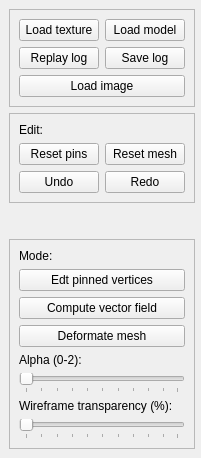
Before: the Qt Designer form GUI/SidePanel.ui in maximlevitsky/animations-editor-bdmorph, drawn with Qt 5.
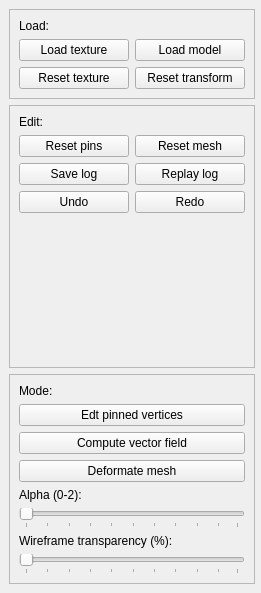
After: the same form once the commit is applied.

```diff
--- a/GUI/SidePanel.ui
+++ b/GUI/SidePanel.ui
@@ -2,6 +2,14 @@
 <ui version="4.0">
  <class>sidePanel</class>
  <widget class="QDockWidget" name="sidePanel">
+  <property name="geometry">
+   <rect>
+    <x>0</x>
+    <y>0</y>
+    <width>261</width>
+    <height>593</height>
+   </rect>
+  </property>
   <property name="features">
    <set>QDockWidget::DockWidgetClosable|QDockWidget::DockWidgetMovable</set>
   </property>
@@ -47,6 +55,13 @@
        <enum>QFrame::Raised</enum>
       </property>
       <layout class="QVBoxLayout" name="verticalLayout_2">
+       <item>
+        <widget class="QLabel" name="label">
+         <property name="text">
+          <string>Load:</string>
+         </property>
+        </widget>
+       </item>
        <item>
         <layout class="QHBoxLayout" name="horizontalLayout">
          <item>
@@ -66,30 +81,23 @@
         </layout>
        </item>
        <item>
-        <layout class="QHBoxLayout" name="horizontalLayout_6">
+        <layout class="QHBoxLayout" name="horizontalLayout_4">
          <item>
-          <widget class="QPushButton" name="pushButton_12">
+          <widget class="QPushButton" name="btnResetTexture">
            <property name="text">
-            <string>Replay log</string>
+            <string>Reset texture</string>
            </property>
           </widget>
          </item>
          <item>
-          <widget class="QPushButton" name="pushButton_13">
+          <widget class="QPushButton" name="btnResetTransform">
            <property name="text">
-            <string>Save log</string>
+            <string>Reset transform</string>
            </property>
           </widget>
          </item>
         </layout>
        </item>
-       <item>
-        <widget class="QPushButton" name="pushButton_8">
-         <property name="text">
-          <string>Load image</string>
-         </property>
-        </widget>
-       </item>
       </layout>
      </widget>
     </item>
@@ -127,6 +135,24 @@
          </item>
         </layout>
        </item>
+       <item>
+        <layout class="QHBoxLayout" name="horizontalLayout_6">
+         <item>
+          <widget class="QPushButton" name="btnSaveLog">
+           <property name="text">
+            <string>Save log</string>
+           </property>
+          </widget>
+         </item>
+         <item>
+          <widget class="QPushButton" name="btnReplayLog">
+           <property name="text">
+            <string>Replay log</string>
+           </property>
+          </widget>
+         </item>
+        </layout>
+       </item>
        <item>
         <layout class="QHBoxLayout" name="horizontalLayout_3">
          <item>
@@ -145,22 +171,22 @@
          </item>
         </layout>
        </item>
+       <item>
+        <spacer name="verticalSpacer">
+         <property name="orientation">
+          <enum>Qt::Vertical</enum>
+         </property>
+         <property name="sizeHint" stdset="0">
+          <size>
+           <width>20</width>
+           <height>30</height>
+          </size>
+         </property>
+        </spacer>
+       </item>
       </layout>
      </widget>
     </item>
-    <item>
-     <spacer name="verticalSpacer">
-      <property name="orientation">
-       <enum>Qt::Vertical</enum>
-      </property>
-      <property name="sizeHint" stdset="0">
-       <size>
-        <width>20</width>
-        <height>30</height>
-       </size>
-      </property>
-     </spacer>
-    </item>
     <item>
      <widget class="QFrame" name="frame_4">
       <property name="frameShape">
@@ -206,7 +232,13 @@
         </widget>
        </item>
        <item>
-        <widget class="QSlider" name="horizontalSlider_5">
+        <widget class="QSlider" name="sliderAlpha">
+         <property name="minimum">
+          <number>1</number>
+         </property>
+         <property name="maximum">
+          <number>100</number>
+         </property>
          <property name="orientation">
           <enum>Qt::Horizontal</enum>
          </property>
```
Left out of the diff: 20 changed lines with no effect on the pictures.
